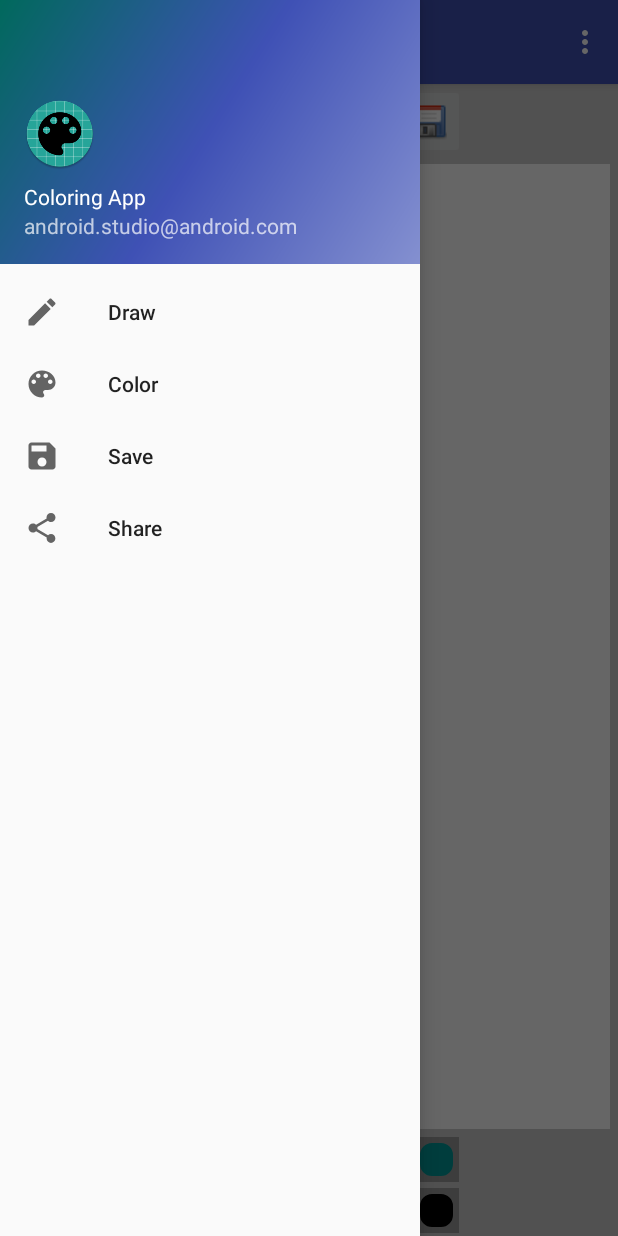
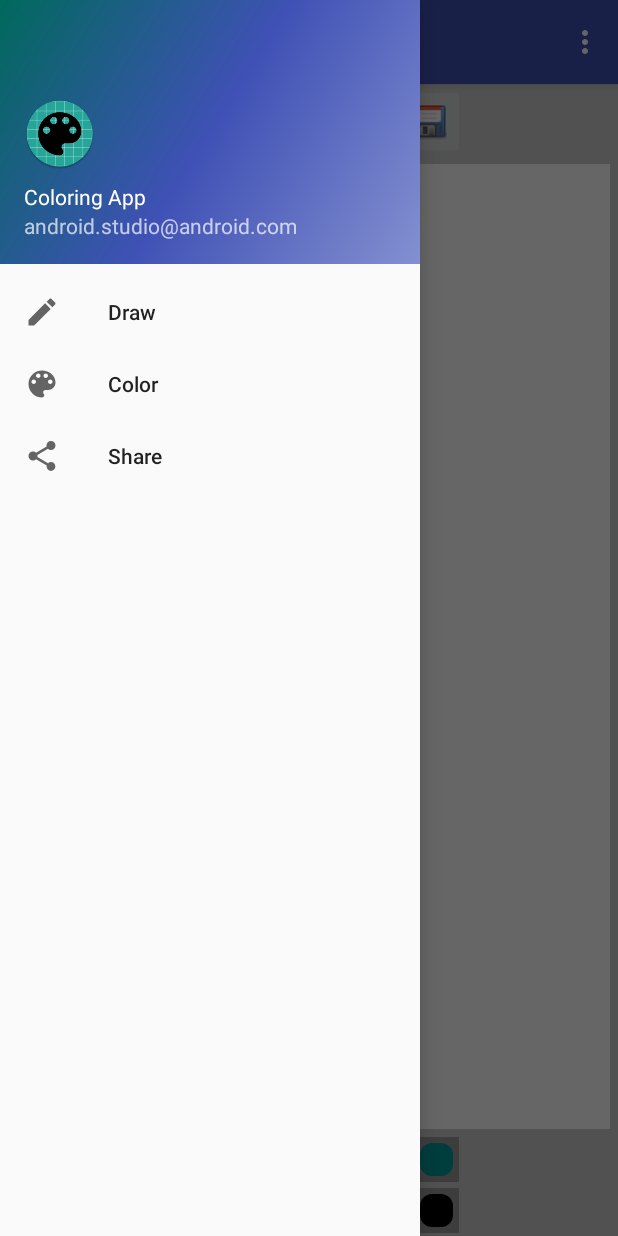
Before and after one commit to Evejrobles/ColoringApp, an Android app: the DrawingFragment screen opened directly, with no data from a screen before it, with the side drawer open, on a phone screen of 412 x 824 dp. Run offline under Robolectric (Android 15) with nearby library versions, the phone set to English and light mode, and no system bars.

Commit message:
fixed drawView.setColor bug

```diff
--- a/app/src/main/java/edu/cnm/deepdive/coloringapp/controler/MainActivity.java
+++ b/app/src/main/java/edu/cnm/deepdive/coloringapp/controler/MainActivity.java
@@ -115,7 +115,7 @@ public class MainActivity extends AppCompatActivity
       fragment = coloring_fragment;
       getSupportFragmentManager().beginTransaction().replace(R.id.fragment_container, fragment)
           .commit();
-    } else if (id == R.id.nav_save) {
+
 
     } else if (id == R.id.nav_share) {
       fragment.shareImage();
--- a/app/src/main/java/edu/cnm/deepdive/coloringapp/view/DrawingFragment.java
+++ b/app/src/main/java/edu/cnm/deepdive/coloringapp/view/DrawingFragment.java
@@ -61,6 +61,8 @@ public class DrawingFragment extends Fragment implements OnClickListener, PaintC
 
     currPaint = (ImageButton) paintLayout.getChildAt(0);
     currPaint.setImageDrawable(getResources().getDrawable(R.drawable.paint_pressed));
+    String color = "#AF660000";
+    drawView.setColor(color);
     smallBrush = getResources().getInteger(R.integer.small_size);
     mediumBrush = getResources().getInteger(R.integer.medium_size);
     largeBrush = getResources().getInteger(R.integer.large_size);
--- a/app/src/main/java/edu/cnm/deepdive/coloringapp/view/DrawingView.java
+++ b/app/src/main/java/edu/cnm/deepdive/coloringapp/view/DrawingView.java
@@ -22,7 +22,7 @@ public class DrawingView extends View {
 
   private Path drawPath;
   private Paint drawPaint, canvasPaint;
-  private int paintColor = 0xFF660000;
+  private int paintColor = 0xAF660000;
   private Canvas drawCanvas;
   private Bitmap canvasBitmap;
   private float brushSize, lastBrushSize;
--- a/app/src/main/res/menu/activity_main_drawer.xml
+++ b/app/src/main/res/menu/activity_main_drawer.xml
@@ -12,10 +12,7 @@
       android:id="@+id/nav_color"
       android:icon="@drawable/ic_color"
       android:title="Color"/>
-    <item
-      android:id="@+id/nav_save"
-      android:icon="@drawable/ic_save"
-      android:title="Save"/>
+
     <item
       android:id="@+id/nav_share"
       android:icon="@drawable/ic_share"
```
